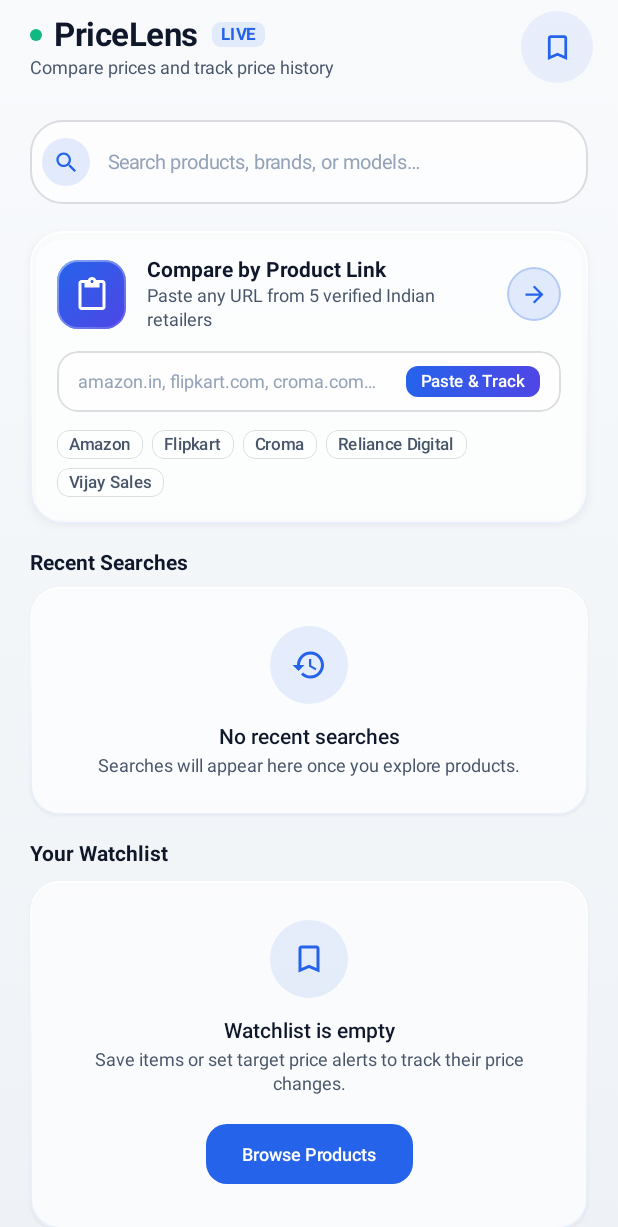
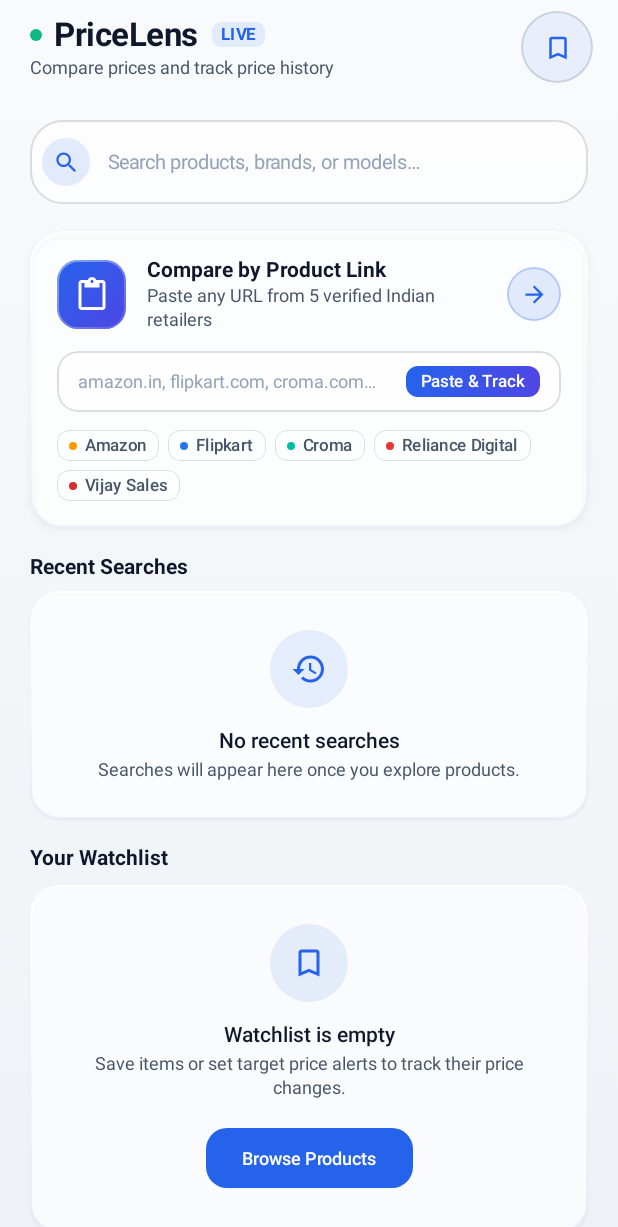
Before and after one commit to Shadab-Arzoo/PriceLens, an Android app built with Jetpack Compose: the DashboardRoute screen opened through its navigation route, on a phone screen of 412 x 824 dp. Shown: the top 1227 px of the screen. Run offline under Robolectric (Android 15) with nearby library versions, the phone set to English and light mode, and no system bars; our stand-ins replace Dagger/Hilt's generated code.

Commit message:
Release v1.3.3: One-Tap Watchlist Bookmark, Native Deal Sharing, Adaptive Icon Optical Centering & Top Bar Item Count Badge
- Comparison Screen Watchlist Bookmark: Added interactive bookmark toggle in the top app bar to instantly save/remove items from the Room-backed Watchlist with real-time feedback banner.
- Native Deal Sharing: Added share action button in the comparison top bar triggering Android's native share sheet with formatted deal price, best store, and direct link.
- Adaptive Icon Optical Centering: Perfectly centered the magnifying prism lens and geometric Rupee emblem within Android's 72dp adaptive icon safe mask (54,54), enhanced refractive frosted cyan/azure gradients and chrome bevel rim.
- Live Watchlist Item Count Badge: Added real-time item count pill on the Dashboard top bar bookmark button, giving shoppers immediate visibility into their tracked products.
- Retailer Brand Dots: Enhanced supported store pills on the Dashboard with authentic brand color indicators (Amazon amber, Flipkart blue, Croma teal, Reliance crimson, Vijay red).
- Unit Tests: Added test for ToggleWatchlist in ProductComparisonViewModelTest; all tests passing.

```diff
--- a/app/build.gradle.kts
+++ b/app/build.gradle.kts
@@ -14,8 +14,8 @@ android {
         applicationId = "com.pricelens"
         minSdk = 26
         targetSdk = 35
-        versionCode = 6
-        versionName = "1.3.2"
+        versionCode = 7
+        versionName = "1.3.3"
 
         testInstrumentationRunner = "androidx.test.runner.AndroidJUnitRunner"
         vectorDrawables {
--- a/app/src/main/java/com/pricelens/core/designsystem/components/PriceLensTopBar.kt
+++ b/app/src/main/java/com/pricelens/core/designsystem/components/PriceLensTopBar.kt
@@ -1,6 +1,7 @@
 package com.pricelens.core.designsystem.components
 
 import androidx.compose.foundation.background
+import androidx.compose.foundation.border
 import androidx.compose.foundation.layout.Arrangement
 import androidx.compose.foundation.layout.Box
 import androidx.compose.foundation.layout.Column
@@ -8,6 +9,7 @@ import androidx.compose.foundation.layout.Row
 import androidx.compose.foundation.layout.Spacer
 import androidx.compose.foundation.layout.fillMaxWidth
 import androidx.compose.foundation.layout.height
+import androidx.compose.foundation.layout.offset
 import androidx.compose.foundation.layout.padding
 import androidx.compose.foundation.layout.size
 import androidx.compose.foundation.layout.statusBarsPadding
@@ -25,9 +27,11 @@ import androidx.compose.runtime.getValue
 import androidx.compose.ui.Alignment
 import androidx.compose.ui.Modifier
 import androidx.compose.ui.draw.clip
+import androidx.compose.ui.graphics.Color
 import androidx.compose.ui.graphics.graphicsLayer
 import androidx.compose.ui.text.font.FontWeight
 import androidx.compose.ui.unit.dp
+import androidx.compose.ui.unit.sp
 import com.pricelens.core.designsystem.ElectricBlue
 import com.pricelens.core.designsystem.MintSuccess
 import com.pricelens.core.designsystem.PriceLensTheme
@@ -37,7 +41,8 @@ fun PriceLensTopBar(
     title: String,
     subtitle: String,
     onWatchlistClick: () -> Unit,
-    modifier: Modifier = Modifier
+    modifier: Modifier = Modifier,
+    watchlistCount: Int = 0
 ) {
     Column(
         modifier = modifier
@@ -88,22 +93,43 @@ fun PriceLensTopBar(
                 )
             }
 
+            Box(contentAlignment = Alignment.TopEnd) {
                 IconButton(
                     onClick = onWatchlistClick,
                     modifier = Modifier
                         .size(42.dp)
-                    .background(
-                        color = ElectricBlue.copy(alpha = 0.08f),
-                        shape = CircleShape
-                    )
+                        .clip(CircleShape)
+                        .background(ElectricBlue.copy(alpha = 0.08f))
+                        .border(1.dp, PriceLensTheme.glassColors.specularBorder, CircleShape)
                 ) {
                     Icon(
                         imageVector = Icons.Outlined.BookmarkBorder,
                         contentDescription = "Watchlist",
                         tint = ElectricBlue,
-                    modifier = Modifier.size(22.dp)
+                        modifier = Modifier.size(20.dp)
+                    )
+                }
+
+                if (watchlistCount > 0) {
+                    Box(
+                        modifier = Modifier
+                            .offset(x = 3.dp, y = (-2).dp)
+                            .clip(CircleShape)
+                            .background(MintSuccess)
+                            .padding(horizontal = if (watchlistCount > 9) 4.dp else 0.dp)
+                            .size(if (watchlistCount > 9) 18.dp else 16.dp),
+                        contentAlignment = Alignment.Center
+                    ) {
+                        Text(
+                            text = if (watchlistCount > 99) "99+" else watchlistCount.toString(),
+                            style = MaterialTheme.typography.labelSmall,
+                            color = Color.White,
+                            fontSize = 9.sp,
+                            fontWeight = FontWeight.Bold
                         )
                     }
                 }
             }
         }
+    }
+}
--- a/app/src/main/java/com/pricelens/presentation/comparison/ProductComparisonUiEvent.kt
+++ b/app/src/main/java/com/pricelens/presentation/comparison/ProductComparisonUiEvent.kt
@@ -16,4 +16,5 @@ sealed interface ProductComparisonUiEvent {
     data object SubmitTrackPrice : ProductComparisonUiEvent
     data class DeletePriceAlert(val alertId: String) : ProductComparisonUiEvent
     data object DismissBanner : ProductComparisonUiEvent
+    data object ToggleWatchlist : ProductComparisonUiEvent
 }
--- a/app/src/main/java/com/pricelens/presentation/comparison/ProductComparisonUiState.kt
+++ b/app/src/main/java/com/pricelens/presentation/comparison/ProductComparisonUiState.kt
@@ -14,5 +14,6 @@ data class ProductComparisonUiState(
     val trackingTargetRetailer: String? = null,
     val trackingTargetPrice: String = "",
     val trackingWebsiteUrl: String = "",
-    val userNotificationBanner: String? = null
+    val userNotificationBanner: String? = null,
+    val isSavedInWatchlist: Boolean = false
 )
--- a/app/src/main/java/com/pricelens/presentation/dashboard/DashboardScreen.kt
+++ b/app/src/main/java/com/pricelens/presentation/dashboard/DashboardScreen.kt
@@ -131,6 +131,7 @@ fun DashboardScreen(
                 PriceLensTopBar(
                     title = stringResource(R.string.dashboard_title),
                     subtitle = stringResource(R.string.dashboard_subtitle),
+                    watchlistCount = uiState.watchlistItems.size,
                     onWatchlistClick = onNavigateToWatchlist
                 )
             }
@@ -399,20 +400,35 @@ private fun PasteLinkHeroCard(
                 verticalArrangement = Arrangement.spacedBy(6.dp),
                 modifier = Modifier.fillMaxWidth()
             ) {
-                listOf("Amazon", "Flipkart", "Croma", "Reliance Digital", "Vijay Sales").forEach { store ->
+                listOf(
+                    "Amazon" to Color(0xFFFF9900),
+                    "Flipkart" to Color(0xFF2874F0),
+                    "Croma" to Color(0xFF00BFA5),
+                    "Reliance Digital" to Color(0xFFE53935),
+                    "Vijay Sales" to Color(0xFFD32F2F)
+                ).forEach { (store, accentColor) ->
                     Box(
                         modifier = Modifier
                             .clip(RoundedCornerShape(8.dp))
                             .background(PriceLensTheme.glassColors.surfaceHighlight.copy(alpha = 0.6f))
                             .border(0.5.dp, PriceLensTheme.glassColors.specularBorder, RoundedCornerShape(8.dp))
-                            .padding(horizontal = 8.dp, vertical = 3.dp)
+                            .padding(horizontal = 8.dp, vertical = 4.dp)
                     ) {
+                        Row(verticalAlignment = Alignment.CenterVertically) {
+                            Box(
+                                modifier = Modifier
+                                    .size(5.dp)
+                                    .clip(CircleShape)
+                                    .background(accentColor)
+                            )
+                            Spacer(modifier = Modifier.width(5.dp))
                             Text(
                                 text = store,
                                 style = MaterialTheme.typography.labelSmall,
                                 color = PriceLensTheme.glassColors.textSecondary,
                                 fontSize = 11.sp
                             )
+                        }
                     }
                 }
             }
```
Also changed, not shown: app/src/main/java/com/pricelens/presentation/comparison/ProductComparisonScreen.kt (+42 -0 lines), app/src/main/java/com/pricelens/presentation/comparison/ProductComparisonViewModel.kt (+53 -0 lines), app/src/main/res/drawable/ic_launcher_background.xml (+7 -7 lines), app/src/main/res/drawable/ic_launcher_foreground.xml (+34 -29 lines), 2 other files. Lines whose indentation alone changed are shown as unchanged.
